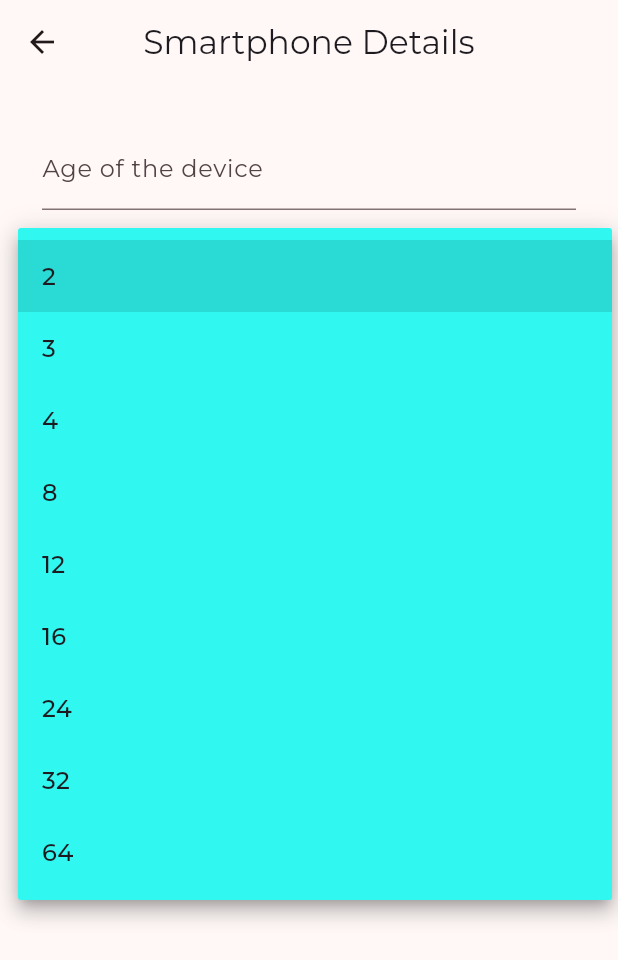
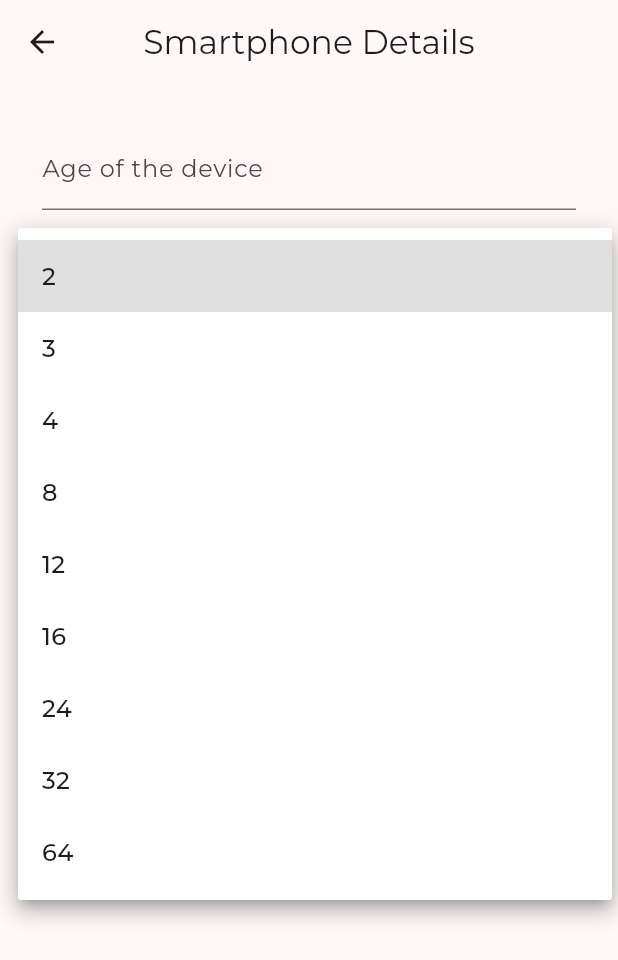
Before and after one commit to RichPerspective007/recyclify-h4b, a Flutter app: the DeviceDetailslForm screen opened directly with sample values from the repository, after a tap on an icon or button, on a phone screen of 412 x 824 dp. Shown: the top 960 px of the screen. Run offline on Flutter 3.47's test engine with Material 3 defaults, Android fonts, the phone set to English and light mode, and no system bars; our stand-ins replace cloud_firestore, dash_chat_2, delightful_toast, firebase_auth, firebase_core, firebase_storage and 4 more; accounts and stored records are empty.

Commit message:
Temporary fix to dropdown and navbar background in dark mode

```diff
--- a/lib/components/custom_dropdown.dart
+++ b/lib/components/custom_dropdown.dart
@@ -1,4 +1,6 @@
 import 'package:flutter/material.dart';
+import 'package:get/get.dart';
+import 'package:recyclify/main.dart';
 
 class CustomDropDownField extends StatefulWidget {
   final List<String> sizeList;
@@ -42,7 +44,7 @@ class _CustomDropDownFieldState extends State<CustomDropDownField> {
           Icons.arrow_drop_down_circle_outlined,
           color: Color.fromARGB(255, 23, 164, 225),
         ),
-        dropdownColor: Color.fromARGB(255, 48, 248, 241),
+        dropdownColor: globalThemeModeVar==ThemeMode.light?Colors.white:Colors.black,
         decoration: InputDecoration(
           border: const UnderlineInputBorder(),
           labelText: '${widget.part} size in GB',
--- a/lib/components/device_card.dart
+++ b/lib/components/device_card.dart
@@ -25,14 +25,14 @@ class DeviceCard extends StatelessWidget {
             Container(
               height: 180,
               child: ClipRRect(
-                borderRadius: BorderRadius.vertical(
+                borderRadius: const BorderRadius.vertical(
                   top: Radius.circular(10.0)
                 ),
               child: Image.asset(device.imgUrl),
               ),
             ),
             ListTile(
-              title: Text(device.type, style: TextStyle(
+              title: Text(device.type, style: const TextStyle(
                 fontWeight: FontWeight.bold,
                 fontSize: 20
               ), textAlign: TextAlign.center,),
--- a/lib/home.dart
+++ b/lib/home.dart
@@ -5,6 +5,7 @@ import 'package:recyclify/components/device_list.dart';
 import 'package:recyclify/components/donationscreen.dart';
 import 'package:recyclify/components/profilescreen.dart';
 import 'package:recyclify/components/settings.dart';
+import 'package:recyclify/main.dart';
 import 'package:recyclify/models/colors.dart';
 import 'package:recyclify/services/database.dart';
 import 'models/device_categories.dart';
@@ -67,7 +68,7 @@ class _HomeScreenState extends State<HomeScreen> {
     }
   }
 
-  List<NavigationDestination> navBarDestinations = [
+  List<NavigationDestination> navBarDestinations = const [
     NavigationDestination(
       icon: Icon(Icons.home_outlined),
       label: 'Home',
@@ -190,7 +191,7 @@ class _HomeScreenState extends State<HomeScreen> {
         ),
       ),
       bottomNavigationBar: NavigationBar(
-        backgroundColor: const Color.fromARGB(255, 115, 255, 0),  // Set navigation bar color here
+        backgroundColor: (globalThemeModeVar == ThemeMode.light)?const Color.fromARGB(255, 115, 255, 0):Color.fromARGB(255, 13, 27, 2),  // Set navigation bar color here
         selectedIndex: tab,
         animationDuration: const Duration(milliseconds: 100),
         onDestinationSelected: (index) {
--- a/lib/main.dart
+++ b/lib/main.dart
@@ -13,6 +13,8 @@ import 'package:recyclify/services/auth_service.dart';
 import 'package:recyclify/services/navigation_service.dart';
 import 'package:recyclify/utils.dart';
 import 'package:recyclify/pages/splash_screen.dart'; // Import the SplashScreen
+
+ThemeMode globalThemeModeVar = ThemeMode.light;
 
 void main() async {
   await setup();
@@ -51,6 +53,7 @@ class _MyAppState extends State<MyApp> {
       themeMode = useLightMode
       ? ThemeMode.light
       : ThemeMode.dark;
+      globalThemeModeVar = themeMode;
     });
   }
   void changeColor(int value) {
```
